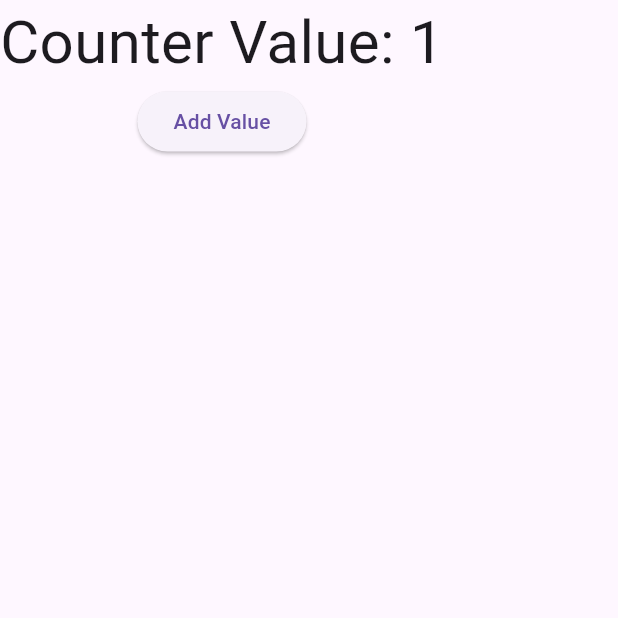
After one commit to SuhAilMAnzoor/fourth_counter_state_update_listview_and_dot_Builder, a Flutter app: the screen it shows after launch, after a tap on "Add Value", on a phone screen of 412 x 824 dp, the top half of it. The commit adds this screen. Run offline on Flutter 3.47's test engine with Material 3 defaults, Android fonts, the phone set to English and light mode, and no system bars.

Commit message:
Make a function which set counter value 0 and 1 behalf the condition

```diff
--- /dev/null
+++ b/lib/05.counter_view_if_else.dart
@@ -0,0 +1,61 @@
+import 'package:flutter/material.dart';
+
+class CounterViewFive extends StatefulWidget {
+  const CounterViewFive({super.key});
+
+  @override
+  State<CounterViewFive> createState() => _CounterViewFiveState();
+}
+//This is updating Updating screen,
+// Counter App  Using ElrvatedButton > OnPressed(){}
+
+//ONE THING I MISSED THAT WE WILL MAKE FUNCTIONS OF EVERY ACTION
+// WE WANT TO PERFROM IN OnPressed Bhally 2 lines ka code q na ho make
+// function of that
+
+class _CounterViewFiveState extends State<CounterViewFive> {
+  int counter = 0;
+
+//Make Sure you all we write all code in function for resubility and
+// changes it is easy to mamange all features when click performed.
+
+//Add Value Function used in OnPressed.
+  addValue() {
+    setState(
+      () {
+        if (counter == 0) {
+          setState(() {
+            counter = 1;
+          }); //using if else
+        } else {
+          //value will be zero or 1 when you add value
+          setState(() {
+            counter = 0;
+          });
+        }
+      },
+    );
+  }
+
+  @override
+  Widget build(BuildContext context) {
+    return Scaffold(
+      body: SafeArea(
+        child: Column(
+          children: [
+            Text(
+              "Counter Value: $counter",
+              style: TextStyle(fontSize: 40),
+            ),
+            ElevatedButton(
+              onPressed: () {
+                addValue(); //call the function for the job/task it perform
+              },
+              child: Text("Add Value"),
+            ),
+          ],
+        ),
+      ),
+    );
+  }
+}
--- a/lib/main.dart
+++ b/lib/main.dart
@@ -1,5 +1,6 @@
 import 'package:flutter/material.dart';
 import 'package:fourth_counter_stateful_widget/04.counter_view_iv.dart';
+import 'package:fourth_counter_stateful_widget/05.counter_view_if_else.dart';
 
 void main() {
   runApp(const MyApp());
@@ -11,7 +12,7 @@ class MyApp extends StatelessWidget {
   @override
   Widget build(BuildContext context) {
     return const MaterialApp(
-      home: CounterViewFour(),
+      home: CounterViewFive(),
     );
   }
 }
```
